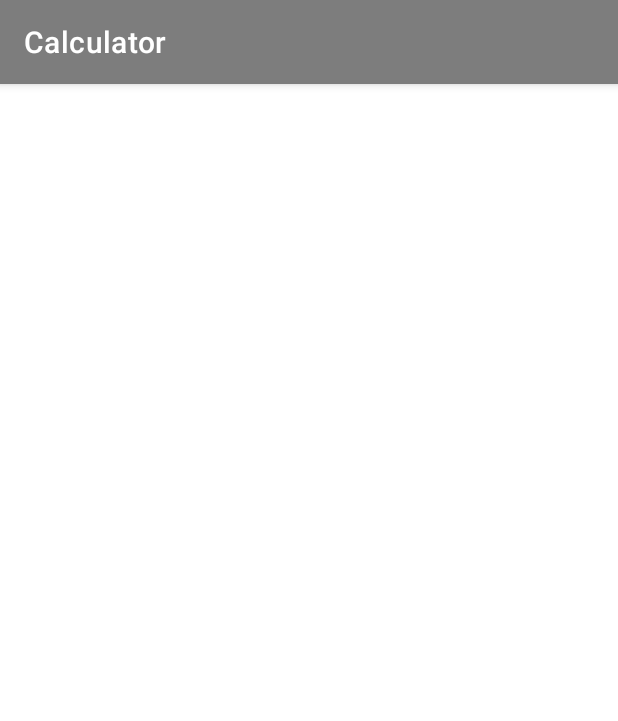
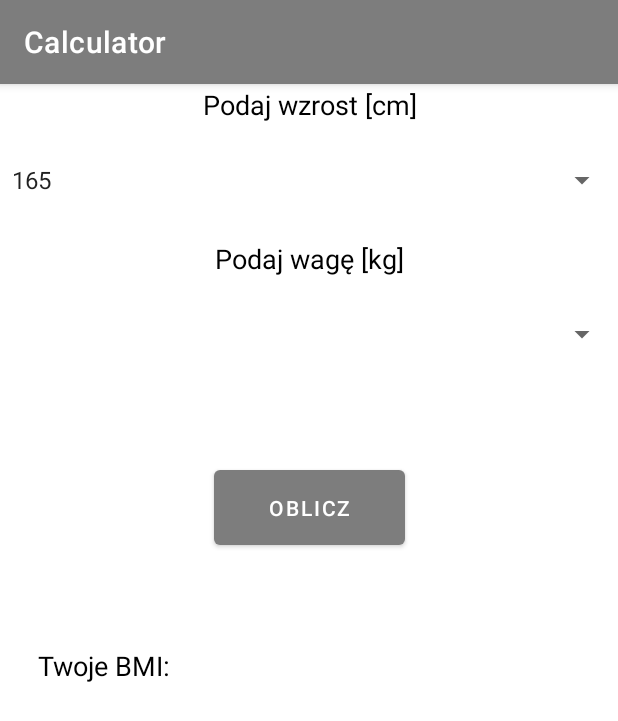
Before and after one commit to kkarpiski/All-Calculator, an Android app: the screen it shows after launch (MainActivity before the commit, CalculatorBMI after it), on a phone screen of 412 x 824 dp. Shown: the top 721 px of the screen. Run offline under Robolectric (Android 15) with nearby library versions, the phone set to English and light mode, and no system bars.

Commit message:
add spinner, and any items

```diff
--- a/app/src/main/AndroidManifest.xml
+++ b/app/src/main/AndroidManifest.xml
@@ -9,7 +9,7 @@
         android:roundIcon="@mipmap/ic_launcher_round"
         android:supportsRtl="true"
         android:theme="@style/Theme.Calculator">
-        <activity android:name=".MainActivity">
+        <activity android:name=".CalculatorBMI">
             <intent-filter>
                 <action android:name="android.intent.action.MAIN" />
 
--- a/app/src/main/java/com/example/calculator/CalculatorBMI.java
+++ b/app/src/main/java/com/example/calculator/CalculatorBMI.java
@@ -1,4 +1,40 @@
 package com.example.calculator;
 
-public class CalculatorBMI {
+import android.os.Bundle;
+import android.view.View;
+import android.widget.ArrayAdapter;
+import android.widget.Button;
+import android.widget.EditText;
+import android.widget.Spinner;
+import androidx.appcompat.app.AppCompatActivity;
+
+public class CalculatorBMI extends AppCompatActivity {
+
+    Spinner sp_wzrost;
+    Button btn_oblicz;
+    String[] wzrost;
+
+    @Override
+    protected void onCreate( Bundle savedInstanceState) {
+        super.onCreate(savedInstanceState);
+        setContentView(R.layout.activity_calculator_bmw);
+
+        sp_wzrost = findViewById(R.id.sp_wzrost);
+        btn_oblicz = findViewById(R.id.btn_oblicz);
+        popuateSpinnerWzrost();
+        btn_oblicz.setOnClickListener(new View.OnClickListener() {
+            @Override
+            public void onClick(View v) {
+                String wzrost = sp_wzrost.getSelectedItem().toString();
+            }
+        });
+
+
+    }
+
+    private void popuateSpinnerWzrost() {
+        ArrayAdapter<String> wzrostAdapter = new ArrayAdapter<>(this, android.R.layout.simple_spinner_item, getResources().getStringArray(R.array.sp_wzrost));
+        wzrostAdapter.setDropDownViewResource(android.R.layout.simple_spinner_dropdown_item);
+        sp_wzrost.setAdapter(wzrostAdapter);
+    }
 }
--- a/app/src/main/res/values/strings.xml
+++ b/app/src/main/res/values/strings.xml
@@ -3,6 +3,28 @@
     <string name="podaj_wzrost">Podaj wzrost [cm]</string>
     <string name="podaj_wag">Podaj wagę [kg]</string>
     <string name="oblicz">Oblicz</string>
-    <string name="twoje_bmi">Twoje BMI</string>
+    <string name="twoje_bmi">Twoje BMI:</string>
     <string name="wynik">wynik</string>
+
+    <string-array name="sp_wzrost">
+        <item>165</item>
+        <item>166</item>
+        <item>167</item>
+        <item>168</item>
+        <item>169</item>
+        <item>170</item>
+        <item>171</item>
+        <item>172</item>
+        <item>173</item>
+        <item>174</item>
+        <item>175</item>
+        <item>176</item>
+        <item>177</item>
+        <item>178</item>
+        <item>179</item>
+        <item>180</item>
+        <item>181</item>
+    </string-array>
+
+
 </resources>
```
Also changed, not shown: app/src/main/res/layout/activity_calculator_bmw.xml (renamed from app/src/main/res/layout/activity_bmi_calc.xml).
